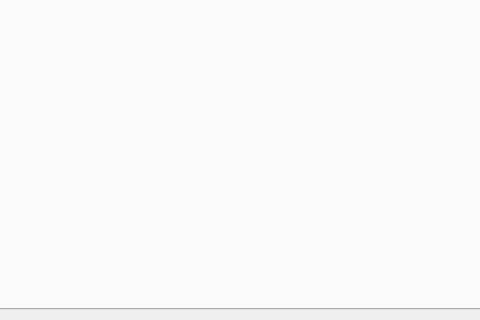
Old version of the form android/android-emu/android/skin/qt/extended-pages/settings-page.ui in the repository aosp-mirror/platform_external_qemu; both pictures show x 142 to 622 and y 260 to 580 of the 622 by 580 pixel window.
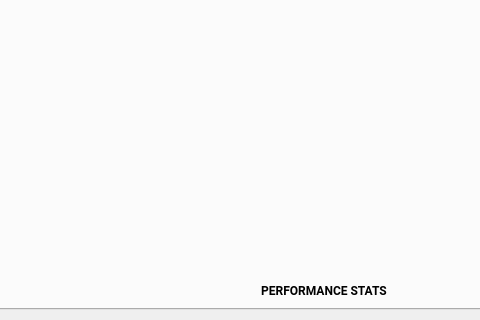
New version of the form. The open tabs and pages were chosen to show the change. Icons and pictures are not drawn. Custom widgets are drawn as their Qt base class.

```diff
--- a/android/android-emu/android/skin/qt/extended-pages/settings-page.ui
+++ b/android/android-emu/android/skin/qt/extended-pages/settings-page.ui
@@ -1338,6 +1338,35 @@
       </property>
      </item>
     </widget>
+    <widget class="RaisedMaterialButton" name="perfstatsButton">
+     <property name="geometry">
+      <rect>
+       <x>324</x>
+       <y>486</y>
+       <width>280</width>
+       <height>36</height>
+      </rect>
+     </property>
+     <property name="font">
+      <font>
+       <family>Roboto</family>
+       <weight>75</weight>
+       <bold>true</bold>
+      </font>
+     </property>
+     <property name="text">
+      <string>PERFORMANCE STATS</string>
+     </property>
+     <property name="flat">
+      <bool>true</bool>
+     </property>
+     <property name="ColorGroup" stdset="0">
+      <string>Button</string>
+     </property>
+     <property name="report_metrics" stdset="0">
+      <bool>false</bool>
+     </property>
+    </widget>
    </widget>
   </widget>
  </widget>
```
Left out of the diff: 6 changed lines with no effect on the pictures.
